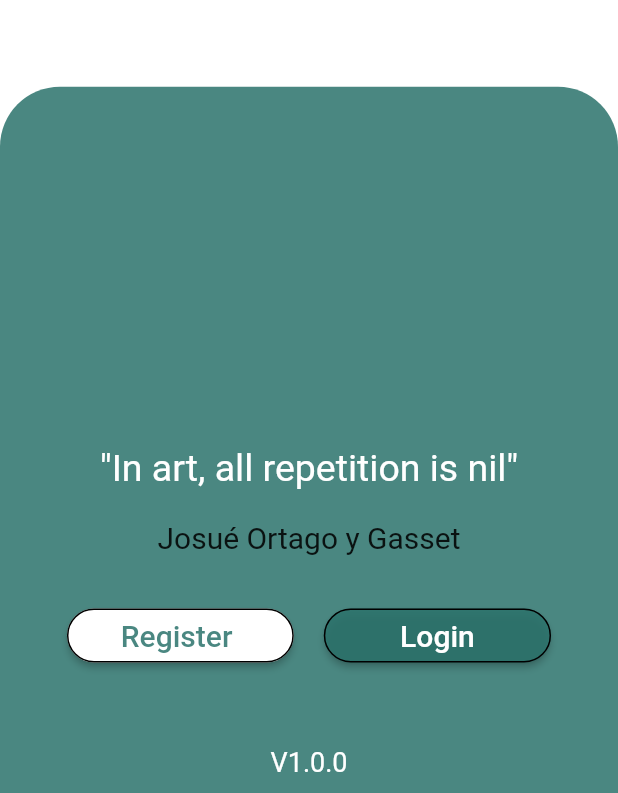
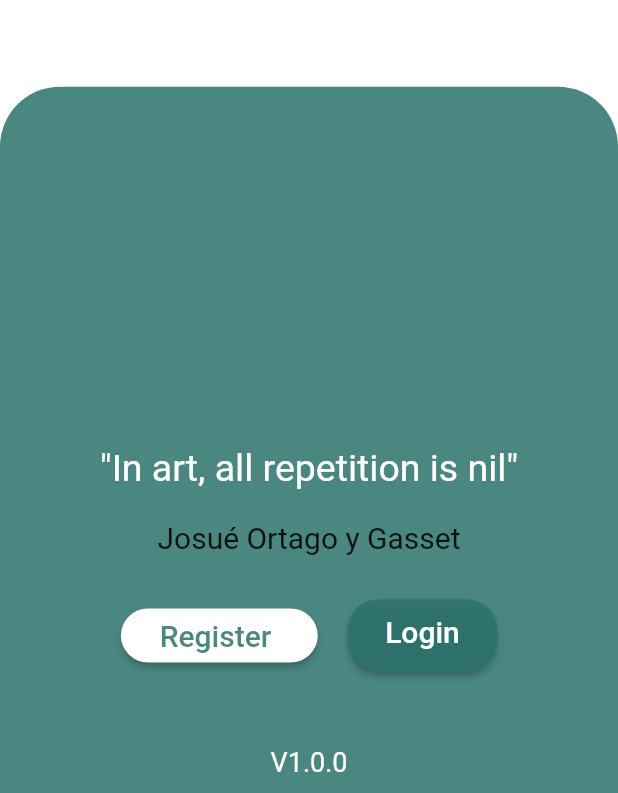
Before and after one commit to HimmaAtos/BitArt, a Flutter app: the screen it shows after launch, on a phone screen of 412 x 824 dp, the part 443-1236 px from its top. Run offline on Flutter 3.47's test engine with Material 2 defaults, Android fonts, the phone set to English and light mode, and no system bars.

Commit message:
new works frontend

```diff
--- a/front/lib/main.dart
+++ b/front/lib/main.dart
@@ -8,6 +8,7 @@ import 'package:front/my_flutter_app_icons.dart';
 void main() {
   runApp(MaterialApp(
     home: BitArtHome(),
+      debugShowCheckedModeBanner: false
     //home: BitArtCreateAccount(),
   ));
 }
@@ -35,6 +36,7 @@ class BitArtHome extends StatelessWidget
         ),*/
            child: Image(
              image: AssetImage("images/logo.png"),
+
            ),
          )
         ),
@@ -82,12 +84,13 @@ class BitArtHome extends StatelessWidget
                           children: [
                             ElevatedButton(
                                 onPressed: (){},
-                                child: Text("    Register     ", style: TextStyle(color: Color(0xDB2C736C), fontSize: 20),),
+                                child: Text("  Register   ", style: TextStyle(color: Color(0xDB2C736C), fontSize: 20),),
                               style: ButtonStyle(
+
                                 shape: MaterialStateProperty.all<RoundedRectangleBorder>(
                                   RoundedRectangleBorder(
                                     borderRadius: BorderRadius.circular(20),
-                                    side : BorderSide(color: Colors.black),
+                                    //side : BorderSide(color: Colors.black),
 
 
                                   )
@@ -100,17 +103,18 @@ class BitArtHome extends StatelessWidget
                             SizedBox(width: 20),
                             ElevatedButton(
                               onPressed: (){},
-                              child: Text("       Login       ", style: TextStyle(color: Colors.white, fontSize: 20),),
+                              child: Text("     Login     ", style: TextStyle(color: Colors.white, fontSize: 20),),
                               style: ButtonStyle(
                                 shape: MaterialStateProperty.all<RoundedRectangleBorder>(
                                     RoundedRectangleBorder(
                                       borderRadius: BorderRadius.circular(20),
-                                      side : BorderSide(color: Colors.black),
+                                      //side : BorderSide(color: Colors.black),
 
 
                                     )
                                 ),
                                 backgroundColor:  MaterialStatePropertyAll<Color>(Color(0xDB2C736C)),
+                                padding: MaterialStateProperty.all(EdgeInsets.only(bottom: 15, top: 10))
 
                                 //textStyle: TextStyle(color: Colors.green)
                               ),
```
Also changed, not shown: 3 other files.
